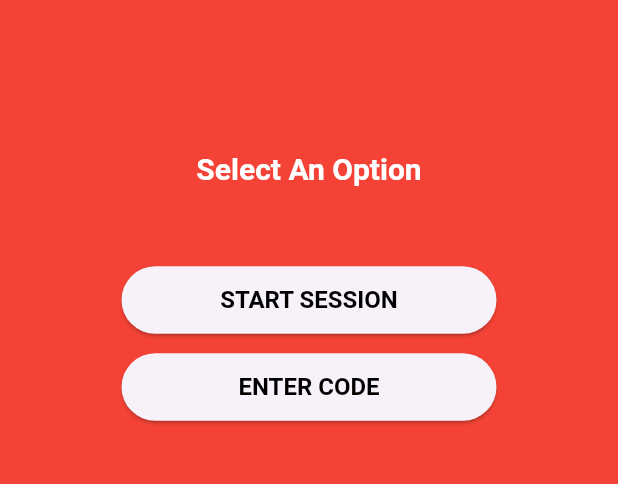
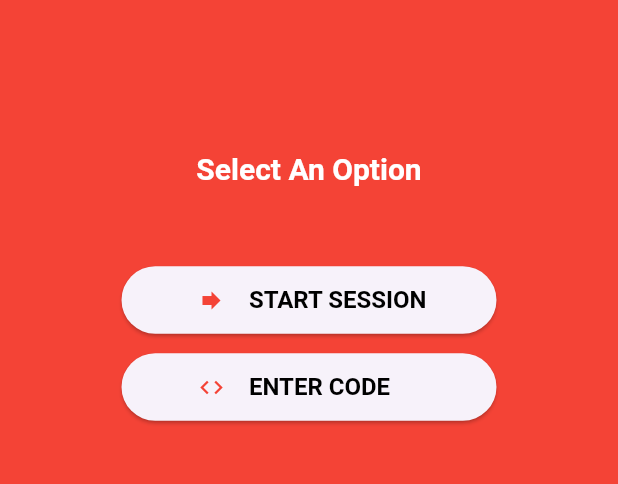
Before and after one commit to corb0140/movie_night_flutter_app, a Flutter app: the screen it shows after launch, on a phone screen of 412 x 824 dp, the part 84-568 px from its top. Run offline on Flutter 3.47's test engine with Material 3 defaults, Android fonts, the phone set to English and light mode, and no system bars; our stand-ins replace animated_splash_screen, shared_preferences; missing offline and left inert: platform_device_id; Roboto replaces fonts that are missing (Montserrat); project files that could hold a hidden picture were left out.

Commit message:
update styling on welcome screen

```diff
--- a/lib/screens/welcome_screen.dart
+++ b/lib/screens/welcome_screen.dart
@@ -84,13 +84,23 @@ class _WelcomeScreenState extends State<WelcomeScreen> {
                           builder: (context) => const ShareCodeScreen()),
                     );
                   },
-                style:
-                    ElevatedButton.styleFrom(padding: const EdgeInsets.all(12)),
+                  style: ElevatedButton.styleFrom(
+                      padding: const EdgeInsets.all(12)),
+                  child: Row(
+                    mainAxisAlignment: MainAxisAlignment.center,
+                    children: [
+                      const SizedBox(
+                          width: 50,
+                          child: Icon(Icons.forward, color: Colors.red)),
+                      SizedBox(
+                        width: 130,
                         child: Text("Start Session".toUpperCase(),
                             style: textTheme.headlineSmall?.copyWith(
                               color: colorScheme.onPrimary,
                             )),
-              ),
+                      )
+                    ],
+                  )),
             ),
             const SizedBox(
               height: 10,
@@ -105,13 +115,23 @@ class _WelcomeScreenState extends State<WelcomeScreen> {
                           builder: (context) => const EnterCodeScreen()),
                     );
                   },
-                style:
-                    ElevatedButton.styleFrom(padding: const EdgeInsets.all(12)),
+                  style: ElevatedButton.styleFrom(
+                      padding: const EdgeInsets.all(12)),
+                  child: Row(
+                    mainAxisAlignment: MainAxisAlignment.center,
+                    children: [
+                      const SizedBox(
+                          width: 50,
+                          child: Icon(Icons.code, color: Colors.red)),
+                      SizedBox(
+                        width: 130,
                         child: Text("Enter Code".toUpperCase(),
                             style: textTheme.headlineSmall?.copyWith(
                               color: colorScheme.onPrimary,
                             )),
-              ),
+                      )
+                    ],
+                  )),
             ),
           ],
         ),
```
Lines whose indentation alone changed are shown as unchanged.
